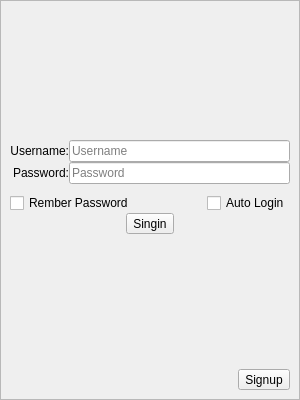
Above: src/ui/AuthWindow/AuthWindow.ui from guoiaoang/TaoTieChat before the change. Below: the same form after it.
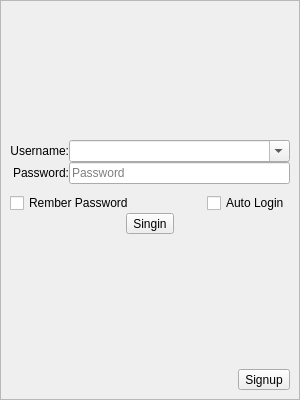
That is the form after the change.

```diff
--- a/src/ui/AuthWindow/AuthWindow.ui
+++ b/src/ui/AuthWindow/AuthWindow.ui
@@ -119,16 +119,13 @@
               </widget>
              </item>
              <item row="0" column="1">
-              <widget class="QLineEdit" name="signin_edit_username">
-               <property name="maxLength">
-                <number>256</number>
+              <widget class="QComboBox" name="signin_combo_username">
+               <property name="editable">
+                <bool>true</bool>
                </property>
                <property name="placeholderText">
                 <string>Username</string>
                </property>
-               <property name="clearButtonEnabled">
-                <bool>true</bool>
-               </property>
               </widget>
              </item>
              <item row="1" column="0">
```
